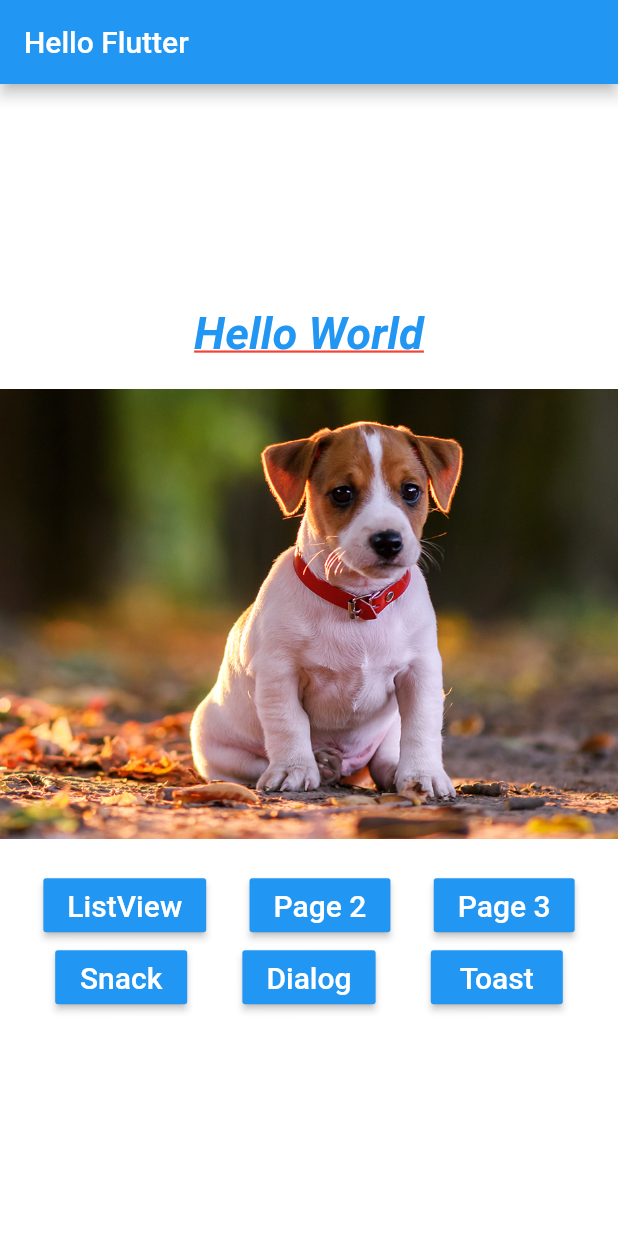
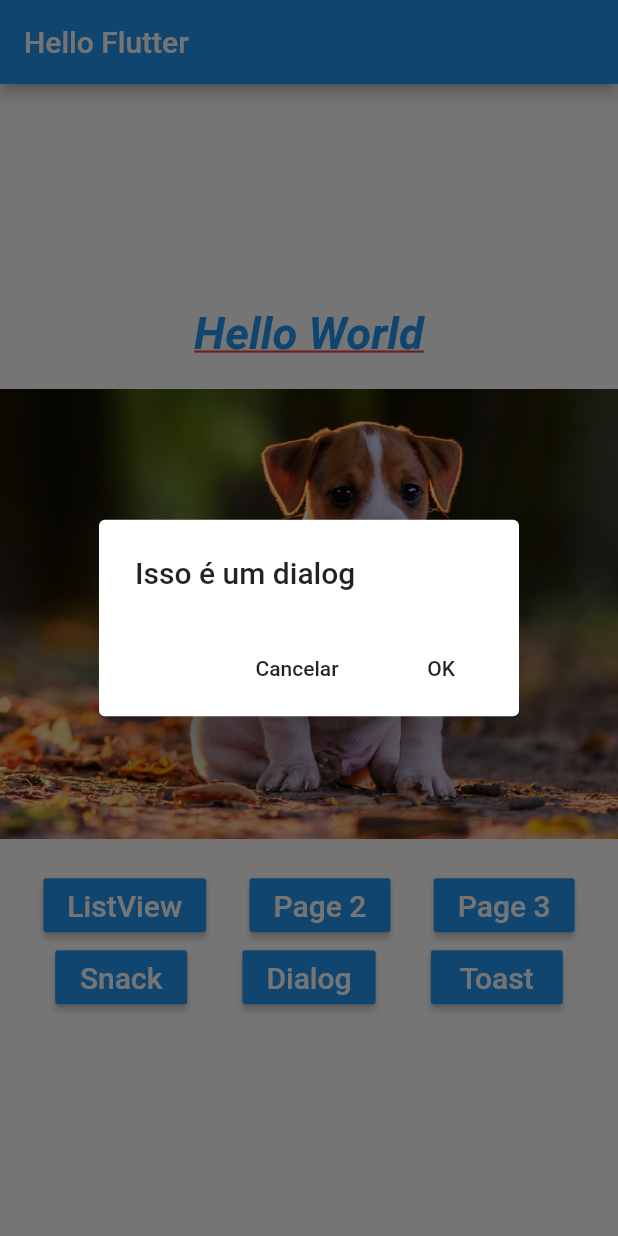
Before and after one commit to tGeanezini/flutter_example, a Flutter app: the screen it shows after launch, after a tap on "Dialog", on a phone screen of 412 x 824 dp. Run offline on Flutter 3.47's test engine with Material 2 defaults, Android fonts, the phone set to English and light mode, and no system bars; our stand-ins replace fluttertoast.

```diff
--- a/lib/home_page.dart
+++ b/lib/home_page.dart
@@ -5,6 +5,7 @@ import 'package:flutter_example/pages/hello_page1.dart';
 import 'package:flutter_example/pages/hello_page2.dart';
 import 'package:flutter_example/pages/hello_page3.dart';
 import 'package:flutter_example/widgets/custom_button.dart';
+import 'package:fluttertoast/fluttertoast.dart';
 
 class HomePage extends StatelessWidget {
   @override
@@ -27,7 +28,7 @@ class HomePage extends StatelessWidget {
         children: <Widget>[
           _text(),
           _pageView(),
-          _buttons(context),
+          _buttons(),
         ],
       ),
     );
@@ -63,7 +64,9 @@ class HomePage extends StatelessWidget {
     );
   }
 
-  _buttons(BuildContext context) {
+  _buttons() {
+    return Builder(
+      builder: (context) {
         return Column(
           children: <Widget>[
             Row(
@@ -86,12 +89,16 @@ class HomePage extends StatelessWidget {
             Row(
               mainAxisAlignment: MainAxisAlignment.spaceEvenly,
               children: <Widget>[
-            CustomButton(text: 'Snack', onPressed: _onClickSnack),
-            CustomButton(text: 'Dialog', onPressed: _onClickDialog),
+                CustomButton(
+                    text: 'Snack', onPressed: () => _onClickSnack(context)),
+                CustomButton(
+                    text: 'Dialog', onPressed: () => _onClickDialog(context)),
                 CustomButton(text: 'Toast', onPressed: _onClickToast),
               ],
             ),
           ],
+        );
+      },
     );
   }
 
@@ -108,9 +115,50 @@ class HomePage extends StatelessWidget {
     print('>> $s');
   }
 
-  _onClickSnack() {}
+  _onClickSnack(BuildContext context) {
+    Scaffold.of(context).showSnackBar(SnackBar(
+      content: Text('Olá Marilene'),
+    ));
+  }
 
-  _onClickDialog() {}
+  _onClickDialog(BuildContext context) {
+    showDialog(
+      context: context,
+      barrierDismissible: false,
+      builder: (context) {
+        return WillPopScope(
+          onWillPop: () async => false,
+          child: AlertDialog(
+            title: Text('Isso é um dialog'),
+            actions: [
+              FlatButton(
+                child: Text('Cancelar'),
+                onPressed: () {
+                  Navigator.pop(context);
+                },
+              ),
+              FlatButton(
+                child: Text('OK'),
+                onPressed: () {
+                  Navigator.pop(context);
+                },
+              ),
+            ],
+          ),
+        );
+      },
+    );
+  }
 
-  _onClickToast() {}
+  _onClickToast() {
+    Fluttertoast.showToast(
+      msg: 'Isso é um toast',
+      toastLength: Toast.LENGTH_LONG,
+      timeInSecForIosWeb: 3,
+      backgroundColor: Colors.black12,
+      textColor: Colors.white,
+      fontSize: 16,
+      gravity: ToastGravity.BOTTOM,
+    );
   }
+}
--- a/pubspec.yaml
+++ b/pubspec.yaml
@@ -23,6 +23,7 @@ dependencies:
   # The following adds the Cupertino Icons font to your application.
   # Use with the CupertinoIcons class for iOS style icons.
   cupertino_icons: ^0.1.2
+  fluttertoast: ^7.1.1
 
 dev_dependencies:
   flutter_test:
```
Also changed, not shown: pubspec.lock, 5 other files. Lines whose indentation alone changed are shown as unchanged.
